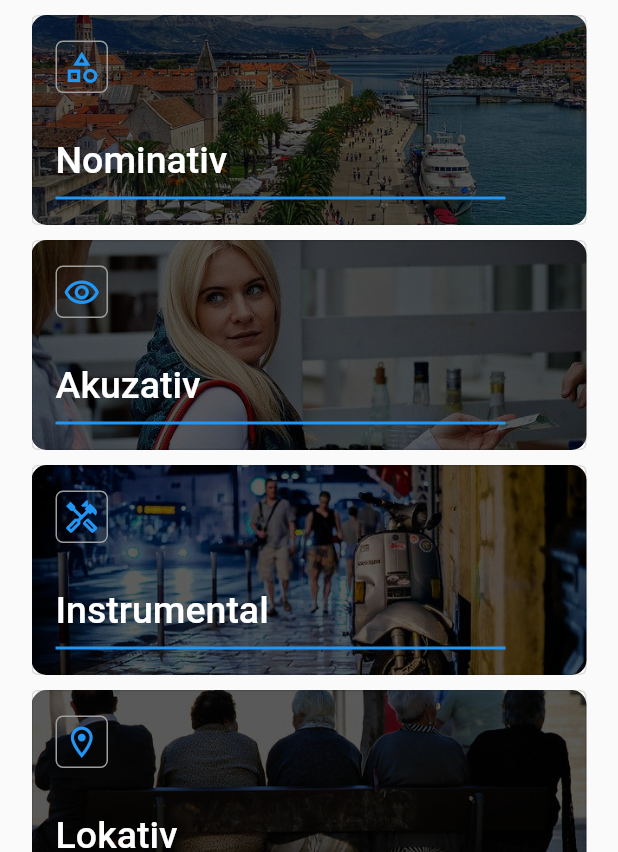
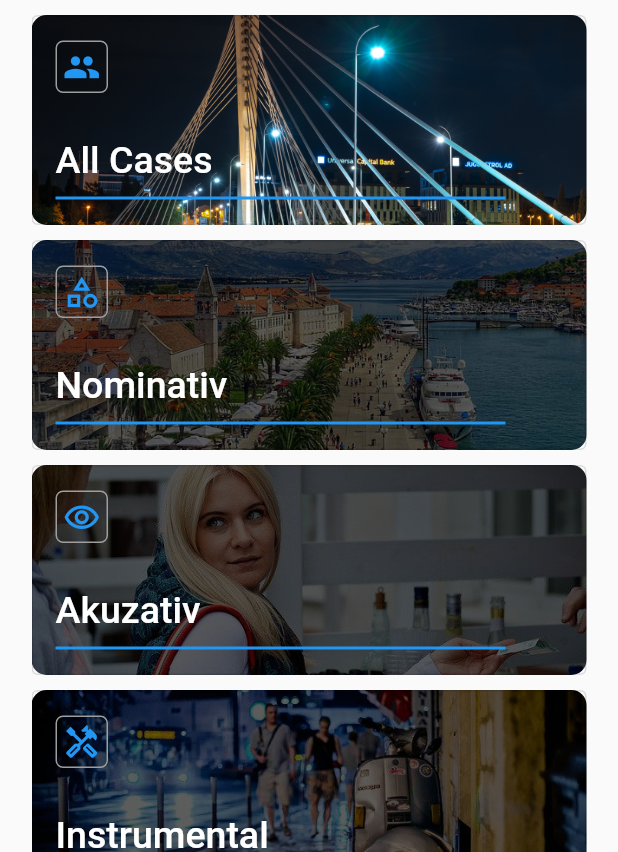
Before and after one commit to nel-sam/navika, a Flutter app: the screen it shows after launch, on a phone screen of 412 x 824 dp, the part 384-1236 px from its top. Run offline on Flutter 3.47's test engine with Material 2 defaults, Android fonts, the phone set to English and light mode, and no system bars; drawn by our look-alikes of google_mobile_ads; our stand-ins replace url_launcher_web; generated files the repository leaves out were written again; network calls fail; Roboto replaces fonts that are missing (helvetica).

Commit message:
AllCases exercise

```diff
--- a/lib/l10n/intl_en.arb
+++ b/lib/l10n/intl_en.arb
@@ -1,4 +1,5 @@
 {
+  "allCases": "All Cases",
   "adjectives": "Adjectives",
   "akuzativDescription": "Direct objects are in the accusative case. This case is also used to indicate a point of destination, when there is movement towards the destination.",
   "animate": "Animate",
--- a/lib/l10n/intl_es.arb
+++ b/lib/l10n/intl_es.arb
@@ -1,4 +1,5 @@
 {
+  "allCases": "Todos Casos",
   "adjectives": "Adjetivos",
   "akuzativDescription": "Los objetos directos deberían estar en el caso acusativo. También se usa para indicar un destino cuando hay movimiento hacia ese destino.",
   "animate": "Vivo",
--- a/lib/models/adjective.dart
+++ b/lib/models/adjective.dart
@@ -94,6 +94,7 @@ class Adjective {
       case Cases.Lok:
         return this.lokativ;
       case Cases.Nom:
+      case Cases.All:
         return this.nominativ;
       case Cases.Vok:
         return this.vokativ;
@@ -121,6 +122,7 @@ class Adjective {
         declension = this.lokativ;
         break;
       case Cases.Nom:
+      case Cases.All:
         declension = this.nominativ;
         break;
       case Cases.Vok:
@@ -146,6 +148,7 @@ class Adjective {
       case Cases.Ins:
         return this.instrumental.getAll();
       case Cases.Nom:
+      case Cases.All:
         return this.nominativ.getAll();
       case Cases.Aku:
         return [...this.akuzativ.getAll(), ...this.akuzativAnimate.getAll()];
--- a/lib/models/enums.dart
+++ b/lib/models/enums.dart
@@ -12,6 +12,7 @@ enum Genders {
 }
 
 enum Cases {
+  All,
   Ins,
   Nom,
   Aku,
@@ -76,6 +77,7 @@ enum PronounEnum {
 }
 
 const CaseImagePaths = <Cases, String>{
+  Cases.All: 'assets/banners/montenegro.jpg',
   Cases.Nom: 'assets/banners/seaside_city.jpg',
   Cases.Aku: 'assets/banners/pay.jpg',
   Cases.Ins: 'assets/banners/vespa.jpg',
--- a/lib/models/noun.dart
+++ b/lib/models/noun.dart
@@ -43,6 +43,7 @@ class Noun {
       case Cases.Lok:
         return this.lokativ;
       case Cases.Nom:
+      case Cases.All:
         return this.nominativ;
       case Cases.Vok:
         return this.vokativ;
@@ -69,6 +70,7 @@ class Noun {
         declension = this.lokativ;
         break;
       case Cases.Nom:
+      case Cases.All:
         declension = this.nominativ;
         break;
       case Cases.Vok:
@@ -106,6 +108,7 @@ class Noun {
       case Cases.Ins:
         return this.instrumental.getAll();
       case Cases.Nom:
+      case Cases.All:
         return this.nominativ.getAll();
       case Cases.Aku:
         return this.akuzativ.getAll();
--- a/lib/models/personal-pronoun.dart
+++ b/lib/models/personal-pronoun.dart
@@ -43,6 +43,7 @@ class PersonalPronoun {
       case Cases.Lok:
         return this.lokativ;
       case Cases.Nom:
+      case Cases.All:
         return this.nominativ;
       case Cases.Vok:
         return this.vokativ;
@@ -62,6 +63,7 @@ class PersonalPronoun {
       case Cases.Lok:
         return this.lokativ.forms;
       case Cases.Nom:
+      case Cases.All:
         return this.nominativ.forms;
       case Cases.Vok:
         return this.vokativ.forms;
--- a/lib/utilities/navika-helpers.dart
+++ b/lib/utilities/navika-helpers.dart
@@ -218,6 +218,7 @@ class N {
   static String getCaseLabel(Cases caseType) {
     switch (caseType) {
       case Cases.Nom:
+      case Cases.All:
         return 'Nominativ';
       case Cases.Ins:
         return 'Instrumental';
--- a/lib/widgets/exercise-selection/exercise-selection.dart
+++ b/lib/widgets/exercise-selection/exercise-selection.dart
@@ -1,6 +1,7 @@
 import 'package:flutter/material.dart';
 import 'package:navika/models/enums.dart';
 import 'package:navika/widgets/akusativ/akuzativ.dart';
+import 'package:navika/widgets/all-cases.dart';
 import 'package:navika/widgets/dativ/dativ.dart';
 import 'package:navika/widgets/exercise-selection/exercise-button.dart';
 import 'package:navika/widgets/genitiv/genitiv.dart';
@@ -19,6 +20,12 @@ class ExerciseSelection extends StatelessWidget {
         icon: Icons.menu_book,
         label: AppLocalizations.of(context)!.grammarGuide,
         imagePath: 'assets/banners/books.jpg',
+      ),
+      ExerciseButton(
+        destination: AllCases(),
+        icon: Icons.group,
+        label: AppLocalizations.of(context)!.allCases,
+        imagePath: CaseImagePaths[Cases.All]!,
       ),
       ExerciseButton(
         destination: Nominativ(),
```
Also changed, not shown: lib/state/case-exercises.dart (+8 -0 lines), lib/widgets/all-cases.dart (added, +27 -0 lines), assets/banners/montenegro.jpg (added), 1 other file.
